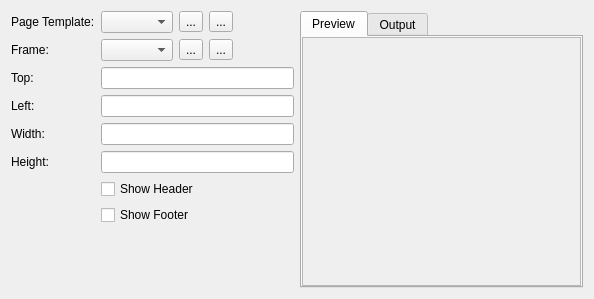
Above: gui/pagetemplates.ui from rafaelmartins/rst2pdf before the change. Below: the same form after it.
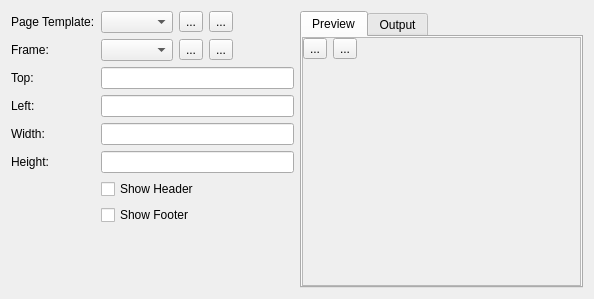
That is the form after the change. Icons and pictures are not drawn.

Commit message: zoom support in page template previewer

What changed in the file:
```diff
--- a/gui/pagetemplates.ui
+++ b/gui/pagetemplates.ui
@@ -199,10 +199,49 @@
            <property name="rightMargin">
             <number>0</number>
            </property>
+           <item>
+            <layout class="QHBoxLayout" name="horizontalLayout_4">
+             <item>
+              <widget class="QToolButton" name="zoomin">
+               <property name="text">
+                <string>...</string>
+               </property>
+               <property name="icon">
+                <iconset resource="icons.qrc">
+                 <normaloff>:/icons/viewmag+.svg</normaloff>:/icons/viewmag+.svg</iconset>
+               </property>
+              </widget>
+             </item>
+             <item>
+              <widget class="QToolButton" name="zoomout">
+               <property name="text">
+                <string>...</string>
+               </property>
+               <property name="icon">
+                <iconset resource="icons.qrc">
+                 <normaloff>:/icons/viewmag-.svg</normaloff>:/icons/viewmag-.svg</iconset>
+               </property>
+              </widget>
+             </item>
+             <item>
+              <spacer name="horizontalSpacer">
+               <property name="orientation">
+                <enum>Qt::Horizontal</enum>
+               </property>
+               <property name="sizeHint" stdset="0">
+                <size>
+                 <width>40</width>
+                 <height>20</height>
+                </size>
+               </property>
+              </spacer>
+             </item>
+            </layout>
+           </item>
            <item>
             <widget class="QLabel" name="preview">
              <property name="sizePolicy">
-              <sizepolicy hsizetype="Expanding" vsizetype="Preferred">
+              <sizepolicy hsizetype="Expanding" vsizetype="Expanding">
                <horstretch>0</horstretch>
                <verstretch>0</verstretch>
               </sizepolicy>
```
The commit also changes 1 other file.
